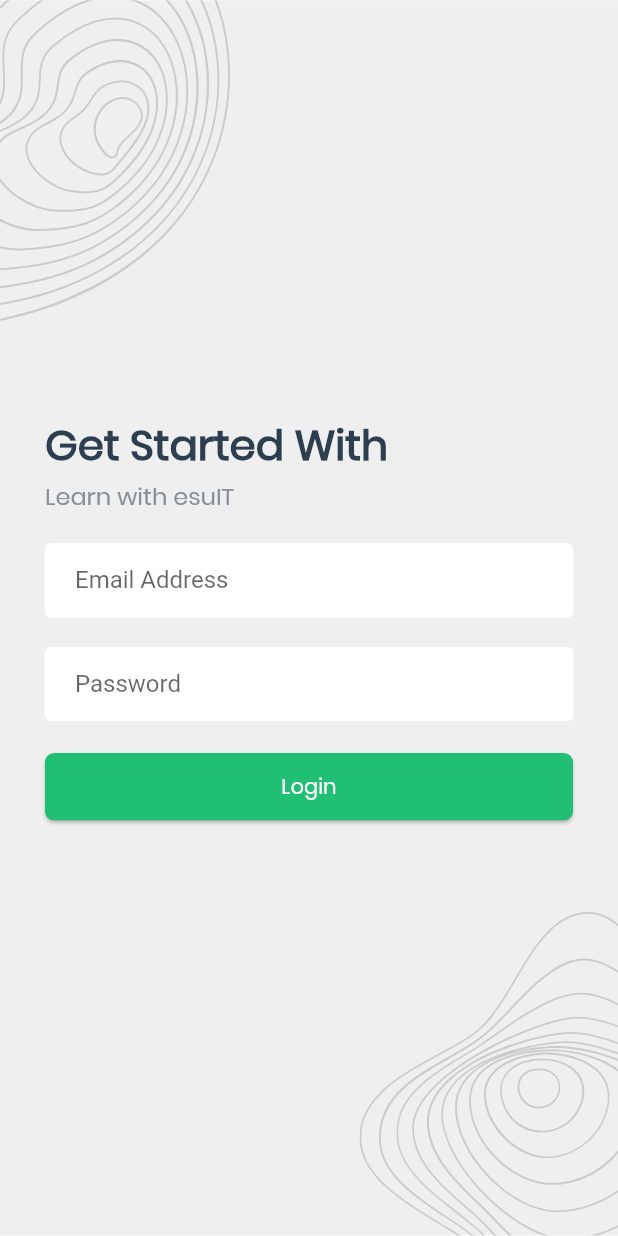
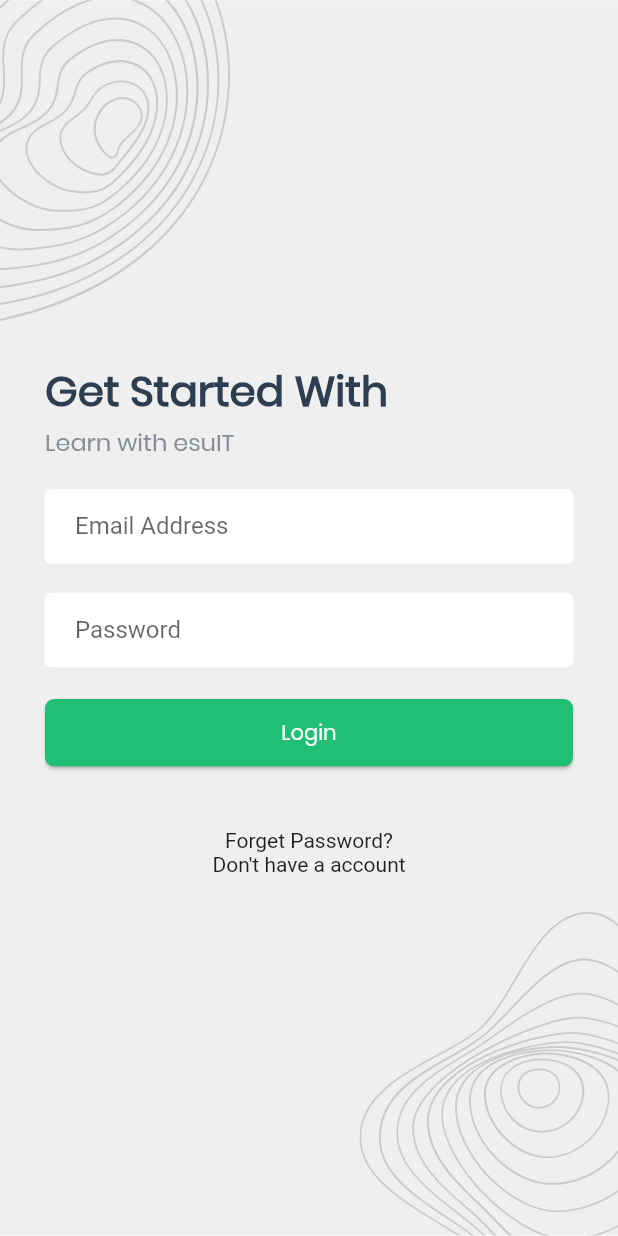
Before and after one commit to Md-Sifatullah617/task_management_app, a Flutter app: the screen it shows after launch, on a phone screen of 412 x 824 dp. Run offline on Flutter 3.47's test engine with Material 2 defaults, Android fonts, the phone set to English and light mode, and no system bars; our stand-ins replace flutter_svg, fluttertoast, pin_code_fields, shared_preferences.

Commit message:
starting my day

```diff
--- a/lib/screen/onboarding/login_screen.dart
+++ b/lib/screen/onboarding/login_screen.dart
@@ -96,6 +96,16 @@ class _LoginScreenState extends State<LoginScreen> {
                               },
                               style: appButtonStyle(),
                               child: successButtonChild("Login")),
+                              const SizedBox(height: 40,),
+                              Container(
+                                alignment: Alignment.center,
+                                child: Column(
+                                    children: [
+                                        Text("Forget Password?"),
+                                        Text("Don't have a account")
+                                    ],
+                                ),
+                              )
                         ],
                       ),
                     ),
```
Also changed, not shown: lib/screen/task/new_task_list_screen.dart (+8 -2 lines).
